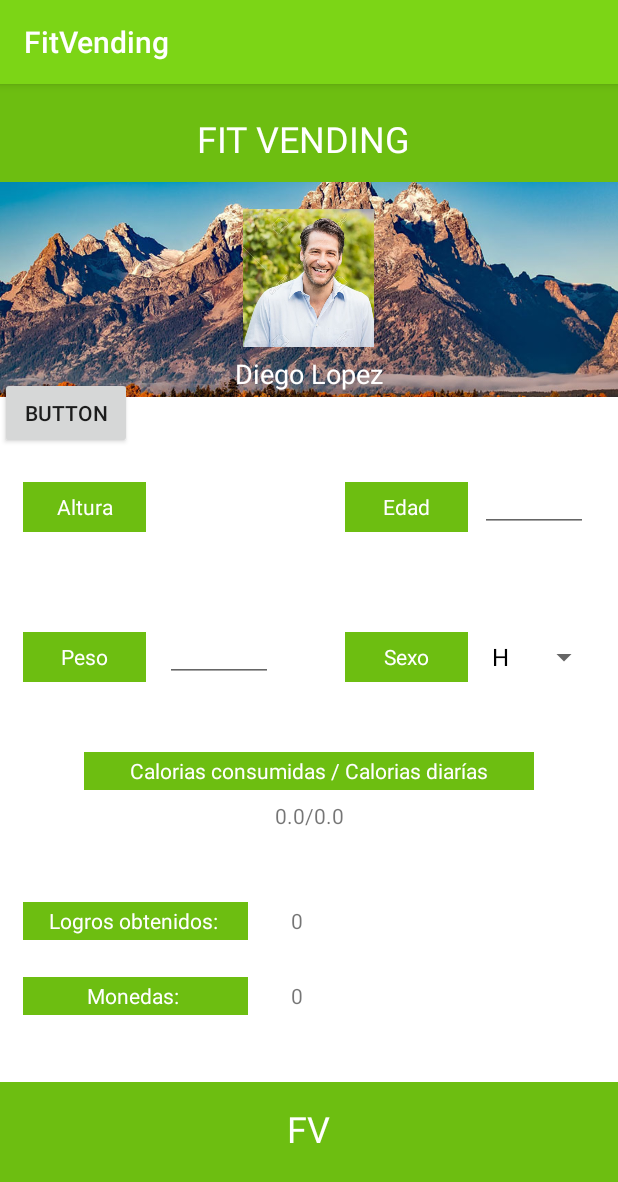
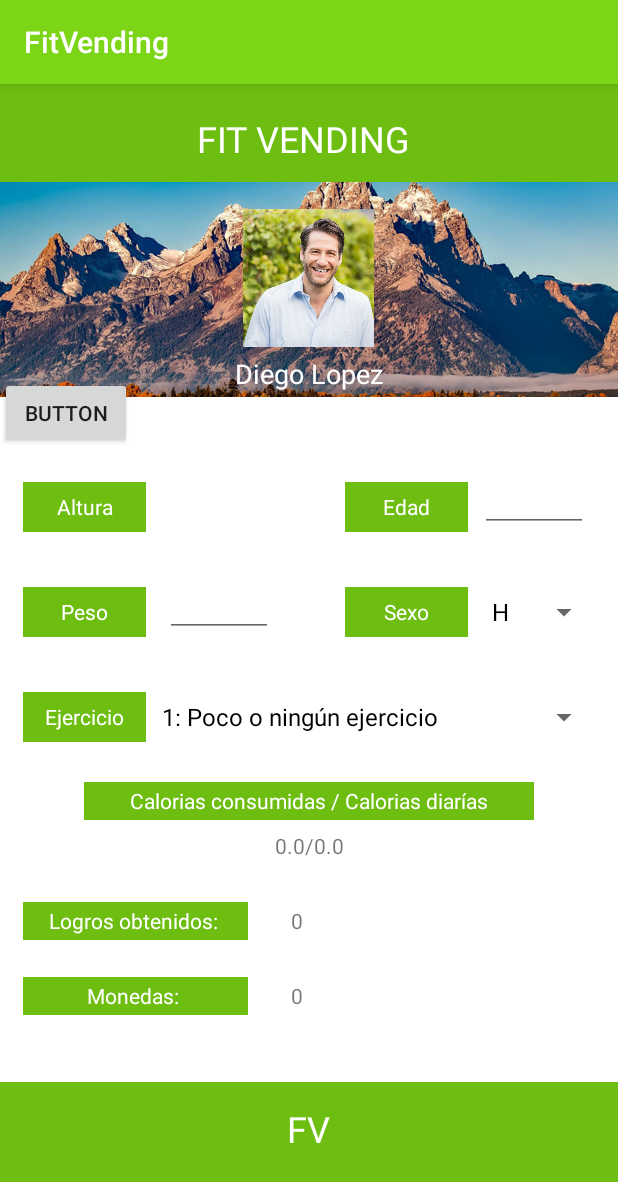
Before and after one commit to brianbayarri/FitVending_Desarrollo, an Android app: the PerfilActivity screen opened directly, with no data from a screen before it, after a tap on "BUTTON", on a phone screen of 412 x 824 dp. Shown: the top 1182 px of the screen. Run offline under Robolectric (Android 15) with nearby library versions, the phone set to English and light mode, and no system bars.

Commit message:
Pantalla Perfil: se agrego el campo "Ejercicio" son Spinner junto con el nuevo calculo de las calorias. Tambien se agrego funcionalidad al boton cancelar de la pantalla "Rutina" (reinicia la activity)

```diff
--- a/Android/trunk/app/src/main/java/com/example/fitvending/PerfilActivity.java
+++ b/Android/trunk/app/src/main/java/com/example/fitvending/PerfilActivity.java
@@ -10,6 +10,7 @@ import android.widget.ArrayAdapter;
 import android.widget.Button;
 import android.widget.EditText;
 import android.widget.Spinner;
+import android.widget.Switch;
 import android.widget.Toast;
 import android.widget.TextView;
 
@@ -18,7 +19,7 @@ import java.util.ArrayList;
 public class PerfilActivity extends AppCompatActivity {
 
     EditText lbl_altura, lbl_edad, lbl_peso;
-    Spinner sp_sexo;
+    Spinner sp_sexo, sp_ejercicio;
     TextView cal_num;
     Button boton;
 
@@ -31,15 +32,26 @@ public class PerfilActivity extends AppCompatActivity {
         lbl_edad=findViewById(R.id.editlbl_edad);
         lbl_peso=findViewById(R.id.editlbl_Peso);
         sp_sexo=findViewById(R.id.sp_sexo);
+        sp_ejercicio=findViewById(R.id.sp_ejercicio);
         cal_num=findViewById(R.id.lbl_CaloriasNum);
         boton=findViewById(R.id.boton);
         final ArrayAdapter<String> adap_sexo;
+        final ArrayAdapter<String> adap_ejercicio;
 
         ArrayList<String> l_sexo = new ArrayList<>();
         l_sexo.add("H");
         l_sexo.add("M");
         adap_sexo = new ArrayAdapter<String>(this, R.layout.support_simple_spinner_dropdown_item,l_sexo);
         sp_sexo.setAdapter(adap_sexo);
+
+        ArrayList<String> l_ejercicio = new ArrayList<>();
+        l_ejercicio.add("1: Poco o ningún ejercicio");
+        l_ejercicio.add("2: Ejercicio ligero (1 a 3 días a la semana)");
+        l_ejercicio.add("3: Ejercicio moderado (3 a 5 días a la semana)");
+        l_ejercicio.add("4: Deportista (6 -7 días a la semana)");
+        l_ejercicio.add("5: Atleta (Entrenamientos mañana y tarde)");
+        adap_ejercicio = new ArrayAdapter<String>(this, R.layout.support_simple_spinner_dropdown_item,l_ejercicio);
+        sp_ejercicio.setAdapter(adap_ejercicio);
 
         boton.setOnClickListener(new View.OnClickListener() {
             @Override
@@ -51,24 +63,49 @@ public class PerfilActivity extends AppCompatActivity {
 
     private void calcularCal() {
 
-        double cal_diarias=0.0;
+        double cal_diarias=0.0, ej=0.0;
         double altura_f=0.0, peso_f=0.0;
         int edad_f=0;
+
         String peso=lbl_peso.getText().toString();
         String altura=lbl_altura.getText().toString();
         String edad=lbl_edad.getText().toString();
         String sex_sel=sp_sexo.getSelectedItem().toString();
+        String ejer_sel=sp_ejercicio.getSelectedItem().toString().substring(0,1);
 
-        if(!altura.equals("") && !peso.equals("") && !edad.equals("") && (!sex_sel.equals("H") || !sex_sel.equals("M"))) {
+        switch(ejer_sel) {
+
+            case "1":
+                ej=1.2;
+                break;
+
+            case "2":
+                ej=1.375;
+                break;
+
+            case "3":
+                ej=1.55;
+                break;
+
+            case "4":
+                ej=1.72;
+                break;
+
+            case "5":
+                ej=1.9;
+                break;
+        }
+
+        if(!altura.equals("") && !peso.equals("") && !edad.equals("") && !ejer_sel.equals("")) {
 
             peso_f=Double.parseDouble(peso);
             altura_f=Double.parseDouble(altura);
             edad_f=Integer.parseInt(edad);
 
             if(sex_sel.equals("H")) {
-                cal_diarias=66.0 + (13.7 * peso_f) + (5 * altura_f) - (6.75 * edad_f); }
+                cal_diarias=(66.0 + (13.7 * peso_f) + (5 * altura_f) - (6.75 * edad_f))*ej; }
             else if (sex_sel.equals("M")){
-                cal_diarias=655 + (9.6* peso_f) + (1.8 * altura_f) - (4.7 * edad_f); }
+                cal_diarias=(655 + (9.6* peso_f) + (1.8 * altura_f) - (4.7 * edad_f))*ej; }
 
         }
         cal_num.setText("0.0/"+String.valueOf(cal_diarias));
--- a/Android/trunk/app/src/main/res/layout/activity_perfil.xml
+++ b/Android/trunk/app/src/main/res/layout/activity_perfil.xml
@@ -93,19 +93,20 @@
             android:layout_width="82dp"
             android:layout_height="33dp"
             android:layout_marginStart="15dp"
-            android:layout_marginTop="300dp"
+            android:layout_marginTop="270dp"
             android:background="#6DBE11"
             android:gravity="center"
 
             android:text="Peso"
             android:textColor="#FFFFFF" />
 
+
         <EditText
             android:id="@+id/editlbl_Peso"
             android:layout_width="72dp"
             android:layout_height="33dp"
             android:layout_marginStart="110dp"
-            android:layout_marginTop="300dp"
+            android:layout_marginTop="270dp"
             android:ems="10"
             android:inputType="number" />
 
@@ -114,7 +115,7 @@
             android:layout_width="82dp"
             android:layout_height="33dp"
             android:layout_marginStart="230dp"
-            android:layout_marginTop="300dp"
+            android:layout_marginTop="270dp"
             android:background="#6DBE11"
             android:gravity="center"
 
@@ -126,14 +127,33 @@
             android:layout_width="80dp"
             android:layout_height="33dp"
             android:layout_marginStart="320dp"
-            android:layout_marginTop="300dp" />
+            android:layout_marginTop="270dp" />
+
+        <TextView
+            android:id="@+id/lbl_Ejercicio"
+            android:layout_width="82dp"
+            android:layout_height="33dp"
+            android:layout_marginStart="15dp"
+            android:layout_marginTop="340dp"
+            android:background="#6DBE11"
+            android:gravity="center"
+
+            android:text="Ejercicio"
+            android:textColor="#FFFFFF" />
+
+        <Spinner
+            android:id="@+id/sp_ejercicio"
+            android:layout_width="300dp"
+            android:layout_height="33dp"
+            android:layout_marginStart="100dp"
+            android:layout_marginTop="340dp" />
 
         <TextView
             android:id="@+id/lbl_Calorias"
             android:layout_width="300dp"
             android:layout_height="25dp"
             android:layout_centerHorizontal="true"
-            android:layout_marginTop="380dp"
+            android:layout_marginTop="400dp"
             android:background="#6DBE11"
             android:gravity="center"
 
@@ -146,7 +166,7 @@
             android:layout_height="25dp"
             android:text="0.0/0.0"
             android:layout_centerHorizontal="true"
-            android:layout_marginTop="410dp"
+            android:layout_marginTop="430dp"
             android:gravity="center" />
 
         <TextView
```
Also changed, not shown: Android/trunk/app/src/main/java/com/example/fitvending/RutinaActivity.java (+18 -3 lines).
